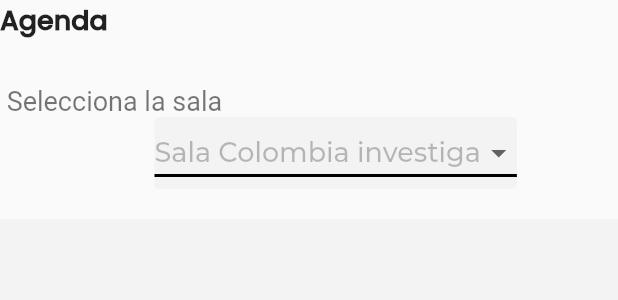
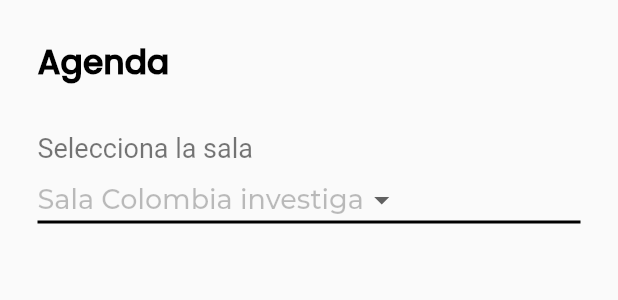
Before and after one commit to sdtorresl/icfesapp, a Flutter app: the SchedulePage widget shown alone on an empty page, opened directly, on a phone screen of 412 x 824 dp. Shown: the top 300 px of the screen. Run offline on Flutter 3.47's test engine with Material 2 defaults, Android fonts, the phone set to English and light mode, and no system bars; our stand-ins replace cached_network_image, font_awesome_flutter; network calls fail; Roboto replaces fonts that are missing (MontserratRegular); project files that could hold a hidden picture were left out.

Commit message:
Fix visualizations

```diff
--- a/lib/common/rooms_dropdown.dart
+++ b/lib/common/rooms_dropdown.dart
@@ -17,11 +17,8 @@ class _ListNavegationStatefulWidgetState
     return Container(
       decoration: BoxDecoration(
         borderRadius: BorderRadius.circular(3),
-        color: Color.fromRGBO(243, 243, 243, 1),
       ),
-      margin: EdgeInsets.only(
-          left: MediaQuery.of(context).size.width / 4,
-          right: MediaQuery.of(context).size.width / 10),
+      width: MediaQuery.of(context).size.width,
       child: DropdownButton(
         value: _value,
         underline: Container(
--- a/lib/main.dart
+++ b/lib/main.dart
@@ -42,7 +42,7 @@ class IcfesApp extends StatelessWidget {
               color: Colors.white,
               fontWeight: FontWeight.bold),
           headline2: TextStyle(
-            fontSize: 18.0,
+            fontSize: 20.0,
             fontFamily: 'PoppinsMedium',
             color: Colors.black87,
             fontWeight: FontWeight.bold,
@@ -55,12 +55,12 @@ class IcfesApp extends StatelessWidget {
           headline4: TextStyle(fontSize: 18.0, fontFamily: 'MontserratRegular'),
           headline5: TextStyle(fontSize: 14.0, fontFamily: 'Montserrat Light'),
           bodyText1: TextStyle(
-            fontSize: 15.0,
+            fontSize: 18.0,
             fontFamily: 'MontserratLight',
             color: Colors.white,
           ),
           bodyText2: TextStyle(
-            fontSize: 15.0,
+            fontSize: 16.0,
             fontFamily: 'MontserratRegular',
           ),
           subtitle1: TextStyle(
--- a/lib/page/home_page.dart
+++ b/lib/page/home_page.dart
@@ -2,7 +2,7 @@ import 'package:flutter/cupertino.dart';
 import 'package:flutter/material.dart';
 import 'package:flutter/widgets.dart';
 import 'package:icfesapp/common/fab_bottom_app_bar.dart';
-import 'package:icfesapp/page/events_schedule.dart';
+import 'package:icfesapp/page/schedule_page.dart';
 import 'package:icfesapp/page/lobby_page.dart';
 import 'package:icfesapp/page/rooms_page.dart';
 import 'package:icfesapp/page/options_page.dart';
--- a/lib/page/options_page.dart
+++ b/lib/page/options_page.dart
@@ -14,7 +14,6 @@ class SocialNetworkPage extends StatelessWidget {
       child: Column(
         crossAxisAlignment: CrossAxisAlignment.start,
         children: <Widget>[
-          SizedBox(height: 20.0),
           _socialTitle(context),
           SizedBox(height: 20.0),
           DocumentInterest(
@@ -38,7 +37,8 @@ class SocialNetworkPage extends StatelessWidget {
       child: Text(
         'Más opciones',
         textAlign: TextAlign.right,
-        style: Theme.of(context).textTheme.headline2,
+        style:
+            Theme.of(context).textTheme.headline1.copyWith(color: Colors.black),
       ),
     );
   }
--- a/lib/page/events_schedule.dart
+++ b/lib/page/schedule_page.dart
@@ -13,36 +13,32 @@ class SchedulePage extends StatelessWidget {
       child: Column(
         crossAxisAlignment: CrossAxisAlignment.start,
         children: <Widget>[
-          _principalTile(context),
-          SizedBox(height: 30.0),
-          _titleSchedule(context),
-          ListNavegationStatefulWidget(),
-          SizedBox(
-            height: 20,
+          Container(
+            padding: EdgeInsets.all(25),
+            child: Column(
+              crossAxisAlignment: CrossAxisAlignment.start,
+              children: [
+                Text(
+                  'Agenda',
+                  style: Theme.of(context).textTheme.headline1.copyWith(
+                        color: Colors.black,
+                      ),
+                ),
+                SizedBox(height: 30.0),
+                Text(
+                  'Selecciona la sala ',
+                  style: Theme.of(context).textTheme.headline4,
+                ),
+                ListNavegationStatefulWidget(),
+              ],
+            ),
           ),
+          SizedBox(height: 20),
           Expanded(child: _listSchedule(context))
         ],
       ),
     );
   }
-}
-
-Widget _principalTile(context) {
-  return Container(
-      child: Text(
-    'Agenda',
-    textAlign: TextAlign.right,
-    style: Theme.of(context).textTheme.headline2,
-  ));
-}
-
-Widget _titleSchedule(context) {
-  return Container(
-      child: Text(
-    'Selecciona la sala ',
-    textAlign: TextAlign.right,
-    style: Theme.of(context).textTheme.headline4,
-  ));
 }
 
 final scheduleProvider = ScheduleProvider();
```
